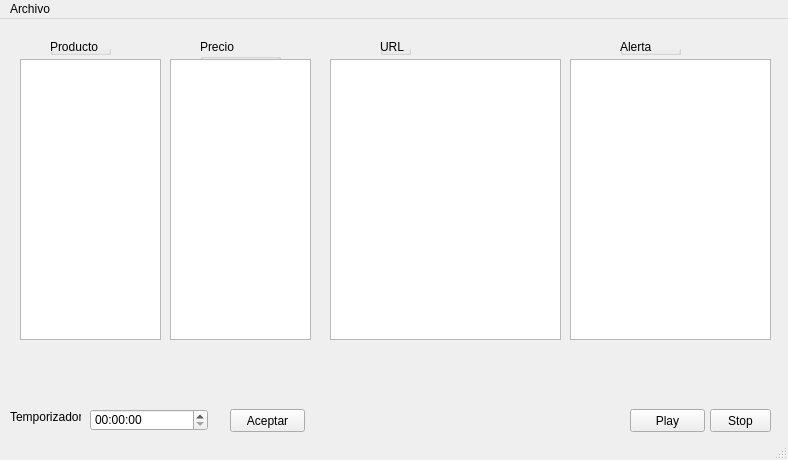
First picture: the form in Scrapping - copia - copia/ui_files/comparador_interface.ui, repository jaumeollerfernandez/scrap.me, before the edit.
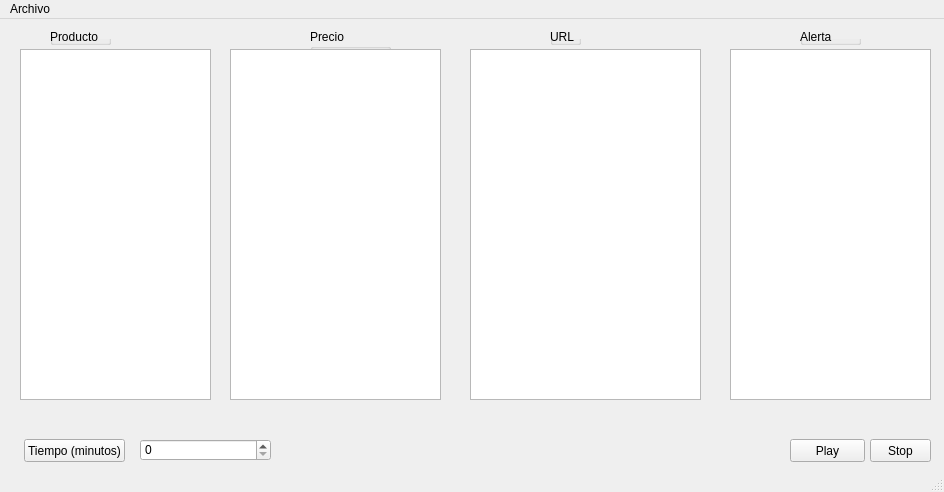
Second picture: the form after the edit.

Commit message: Añadido temporizador funcional

```diff
--- a/Scrapping - copia - copia/ui_files/comparador_interface.ui
+++ b/Scrapping - copia - copia/ui_files/comparador_interface.ui
@@ -9,8 +9,8 @@
    <rect>
     <x>0</x>
     <y>0</y>
-    <width>788</width>
-    <height>460</height>
+    <width>944</width>
+    <height>492</height>
    </rect>
   </property>
   <property name="windowTitle">
@@ -23,8 +23,8 @@
    <widget class="QPushButton" name="stop_button">
     <property name="geometry">
      <rect>
-      <x>710</x>
-      <y>390</y>
+      <x>870</x>
+      <y>420</y>
       <width>61</width>
       <height>23</height>
      </rect>
@@ -36,8 +36,8 @@
    <widget class="QPushButton" name="play_button">
     <property name="geometry">
      <rect>
-      <x>630</x>
-      <y>390</y>
+      <x>790</x>
+      <y>420</y>
       <width>75</width>
       <height>23</height>
      </rect>
@@ -46,47 +46,24 @@
      <string>Play</string>
     </property>
    </widget>
-   <widget class="QTimeEdit" name="sleepTime">
-    <property name="geometry">
-     <rect>
-      <x>90</x>
-      <y>390</y>
-      <width>118</width>
-      <height>22</height>
-     </rect>
-    </property>
-   </widget>
-   <widget class="QLabel" name="nameTemporizador">
-    <property name="geometry">
-     <rect>
-      <x>10</x>
-      <y>390</y>
-      <width>71</width>
-      <height>16</height>
-     </rect>
-    </property>
-    <property name="text">
-     <string>Temporizador</string>
-    </property>
-   </widget>
    <widget class="QPushButton" name="sleep_button">
     <property name="geometry">
      <rect>
-      <x>230</x>
-      <y>390</y>
-      <width>75</width>
+      <x>24</x>
+      <y>420</y>
+      <width>101</width>
       <height>23</height>
      </rect>
     </property>
     <property name="text">
-     <string>Aceptar</string>
+     <string>Tiempo (minutos)</string>
     </property>
    </widget>
    <widget class="QGroupBox" name="producto_name">
     <property name="geometry">
      <rect>
       <x>50</x>
-      <y>20</y>
+      <y>10</y>
       <width>61</width>
       <height>16</height>
      </rect>
@@ -98,8 +75,8 @@
    <widget class="QGroupBox" name="precio_name">
     <property name="geometry">
      <rect>
-      <x>200</x>
-      <y>20</y>
+      <x>310</x>
+      <y>10</y>
       <width>81</width>
       <height>31</height>
      </rect>
@@ -111,8 +88,8 @@
    <widget class="QGroupBox" name="url_name">
     <property name="geometry">
      <rect>
-      <x>380</x>
-      <y>20</y>
+      <x>550</x>
+      <y>10</y>
       <width>31</width>
       <height>16</height>
      </rect>
@@ -124,8 +101,8 @@
    <widget class="QGroupBox" name="alerta_name">
     <property name="geometry">
      <rect>
-      <x>620</x>
-      <y>20</y>
+      <x>800</x>
+      <y>10</y>
       <width>61</width>
       <height>16</height>
      </rect>
@@ -138,39 +115,49 @@
     <property name="geometry">
      <rect>
       <x>20</x>
-      <y>40</y>
-      <width>141</width>
-      <height>281</height>
+      <y>30</y>
+      <width>191</width>
+      <height>351</height>
      </rect>
     </property>
    </widget>
    <widget class="QListWidget" name="Precio">
     <property name="geometry">
      <rect>
-      <x>170</x>
-      <y>40</y>
-      <width>141</width>
-      <height>281</height>
+      <x>230</x>
+      <y>30</y>
+      <width>211</width>
+      <height>351</height>
      </rect>
     </property>
    </widget>
    <widget class="QListWidget" name="URL">
     <property name="geometry">
      <rect>
-      <x>330</x>
-      <y>40</y>
+      <x>470</x>
+      <y>30</y>
       <width>231</width>
-      <height>281</height>
+      <height>351</height>
      </rect>
     </property>
    </widget>
    <widget class="QListWidget" name="Alert">
     <property name="geometry">
      <rect>
-      <x>570</x>
-      <y>40</y>
+      <x>730</x>
+      <y>30</y>
       <width>201</width>
-      <height>281</height>
+      <height>351</height>
+     </rect>
+    </property>
+   </widget>
+   <widget class="QSpinBox" name="spinBox">
+    <property name="geometry">
+     <rect>
+      <x>140</x>
+      <y>420</y>
+      <width>131</width>
+      <height>22</height>
      </rect>
     </property>
    </widget>
@@ -181,7 +168,7 @@
     <rect>
      <x>0</x>
      <y>0</y>
-     <width>788</width>
+     <width>944</width>
      <height>21</height>
     </rect>
    </property>
```
The commit also changes 7 other files.
